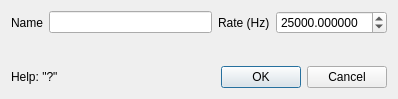
This is Forms/NISourceDlg.ui in billkarsh/SpikeGLX as Qt 5 draws it before an edit. The edited form follows.
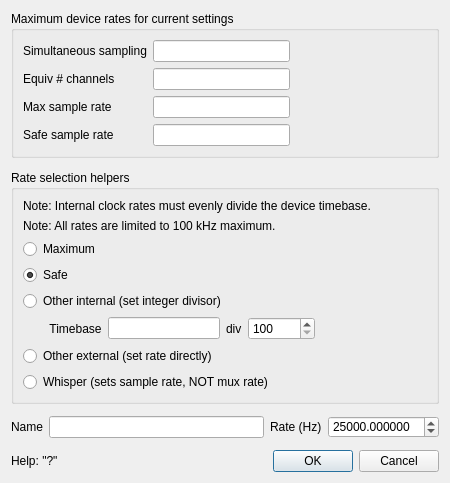
This is the edited form.

Commit message: New NI rate dialog

```diff
--- a/Forms/NISourceDlg.ui
+++ b/Forms/NISourceDlg.ui
@@ -6,18 +6,235 @@
    <rect>
     <x>0</x>
     <y>0</y>
-    <width>398</width>
-    <height>99</height>
+    <width>450</width>
+    <height>471</height>
    </rect>
   </property>
   <property name="windowTitle">
    <string>Add New Clock Source and Rate</string>
   </property>
-  <layout class="QGridLayout" name="gridLayout">
-   <property name="horizontalSpacing">
-    <number>9</number>
+  <layout class="QGridLayout" name="gridLayout_3">
+   <property name="verticalSpacing">
+    <number>12</number>
    </property>
    <item row="0" column="0">
+    <widget class="QGroupBox" name="groupBox">
+     <property name="title">
+      <string>Maximum device rates for current settings</string>
+     </property>
+     <layout class="QGridLayout" name="gridLayout">
+      <item row="5" column="1">
+       <widget class="QLineEdit" name="saferateLE">
+        <property name="focusPolicy">
+         <enum>Qt::NoFocus</enum>
+        </property>
+        <property name="readOnly">
+         <bool>true</bool>
+        </property>
+       </widget>
+      </item>
+      <item row="1" column="1">
+       <widget class="QLineEdit" name="simsamLE">
+        <property name="focusPolicy">
+         <enum>Qt::NoFocus</enum>
+        </property>
+        <property name="readOnly">
+         <bool>true</bool>
+        </property>
+       </widget>
+      </item>
+      <item row="2" column="1">
+       <widget class="QLineEdit" name="nchanLE">
+        <property name="focusPolicy">
+         <enum>Qt::NoFocus</enum>
+        </property>
+        <property name="readOnly">
+         <bool>true</bool>
+        </property>
+       </widget>
+      </item>
+      <item row="4" column="0">
+       <widget class="QLabel" name="label_6">
+        <property name="text">
+         <string>Max sample rate</string>
+        </property>
+       </widget>
+      </item>
+      <item row="2" column="0">
+       <widget class="QLabel" name="label_4">
+        <property name="text">
+         <string>Equiv # channels</string>
+        </property>
+       </widget>
+      </item>
+      <item row="5" column="0">
+       <widget class="QLabel" name="label_7">
+        <property name="text">
+         <string>Safe sample rate</string>
+        </property>
+       </widget>
+      </item>
+      <item row="4" column="1">
+       <widget class="QLineEdit" name="maxrateLE">
+        <property name="focusPolicy">
+         <enum>Qt::NoFocus</enum>
+        </property>
+        <property name="readOnly">
+         <bool>true</bool>
+        </property>
+       </widget>
+      </item>
+      <item row="1" column="0">
+       <widget class="QLabel" name="label_5">
+        <property name="text">
+         <string>Simultaneous sampling</string>
+        </property>
+       </widget>
+      </item>
+      <item row="2" column="2">
+       <spacer name="horizontalSpacer_2">
+        <property name="orientation">
+         <enum>Qt::Horizontal</enum>
+        </property>
+        <property name="sizeHint" stdset="0">
+         <size>
+          <width>40</width>
+          <height>20</height>
+         </size>
+        </property>
+       </spacer>
+      </item>
+     </layout>
+    </widget>
+   </item>
+   <item row="1" column="0">
+    <widget class="QGroupBox" name="groupBox_2">
+     <property name="title">
+      <string>Rate selection helpers</string>
+     </property>
+     <layout class="QGridLayout" name="gridLayout_2">
+      <item row="1" column="0">
+       <widget class="QLabel" name="label_8">
+        <property name="text">
+         <string>Note: All rates are limited to 100 kHz maximum.</string>
+        </property>
+       </widget>
+      </item>
+      <item row="3" column="0">
+       <widget class="QRadioButton" name="maxRadio">
+        <property name="text">
+         <string>Maximum</string>
+        </property>
+       </widget>
+      </item>
+      <item row="4" column="0">
+       <widget class="QRadioButton" name="safeRadio">
+        <property name="text">
+         <string>Safe</string>
+        </property>
+        <property name="checked">
+         <bool>true</bool>
+        </property>
+       </widget>
+      </item>
+      <item row="5" column="0">
+       <widget class="QRadioButton" name="intRadio">
+        <property name="text">
+         <string>Other internal (set integer divisor)</string>
+        </property>
+       </widget>
+      </item>
+      <item row="0" column="0">
+       <widget class="QLabel" name="label_10">
+        <property name="text">
+         <string>Note: Internal clock rates must evenly divide the device timebase.</string>
+        </property>
+       </widget>
+      </item>
+      <item row="6" column="0">
+       <layout class="QHBoxLayout" name="horizontalLayout_3">
+        <item>
+         <widget class="QLabel" name="baseLbl">
+          <property name="text">
+           <string>        Timebase</string>
+          </property>
+         </widget>
+        </item>
+        <item>
+         <widget class="QLineEdit" name="baseLE">
+          <property name="minimumSize">
+           <size>
+            <width>0</width>
+            <height>22</height>
+           </size>
+          </property>
+          <property name="text">
+           <string/>
+          </property>
+          <property name="readOnly">
+           <bool>true</bool>
+          </property>
+         </widget>
+        </item>
+        <item>
+         <widget class="QLabel" name="divLbl">
+          <property name="text">
+           <string>div</string>
+          </property>
+         </widget>
+        </item>
+        <item>
+         <widget class="QSpinBox" name="divSB">
+          <property name="sizePolicy">
+           <sizepolicy hsizetype="Minimum" vsizetype="Fixed">
+            <horstretch>0</horstretch>
+            <verstretch>0</verstretch>
+           </sizepolicy>
+          </property>
+          <property name="minimum">
+           <number>100</number>
+          </property>
+          <property name="maximum">
+           <number>1000000</number>
+          </property>
+          <property name="value">
+           <number>100</number>
+          </property>
+         </widget>
+        </item>
+        <item>
+         <spacer name="horizontalSpacer_3">
+          <property name="orientation">
+           <enum>Qt::Horizontal</enum>
+          </property>
+          <property name="sizeHint" stdset="0">
+           <size>
+            <width>40</width>
+            <height>20</height>
+           </size>
+          </property>
+         </spacer>
+        </item>
+       </layout>
+      </item>
+      <item row="7" column="0">
+       <widget class="QRadioButton" name="extRadio">
+        <property name="text">
+         <string>Other external (set rate directly)</string>
+        </property>
+       </widget>
+      </item>
+      <item row="8" column="0">
+       <widget class="QRadioButton" name="whisperRadio">
+        <property name="text">
+         <string>Whisper (sets sample rate, NOT mux rate)</string>
+        </property>
+       </widget>
+      </item>
+     </layout>
+    </widget>
+   </item>
+   <item row="2" column="0">
     <layout class="QHBoxLayout" name="horizontalLayout" stretch="0,2,0,1">
      <property name="spacing">
       <number>6</number>
@@ -85,7 +302,7 @@
      </item>
     </layout>
    </item>
-   <item row="1" column="0">
+   <item row="3" column="0">
     <spacer name="verticalSpacer">
      <property name="orientation">
       <enum>Qt::Vertical</enum>
@@ -98,7 +315,7 @@
      </property>
     </spacer>
    </item>
-   <item row="2" column="0">
+   <item row="4" column="0">
     <layout class="QHBoxLayout" name="horizontalLayout_2">
      <item>
       <widget class="QLabel" name="label_3">
```
Left out of the diff: 12 changed lines with no effect on the pictures. The commit also changes 10 other files.
